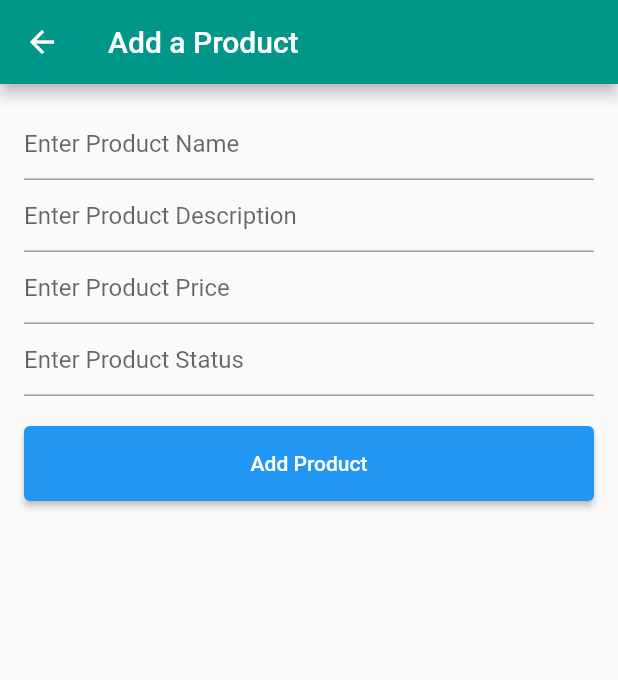
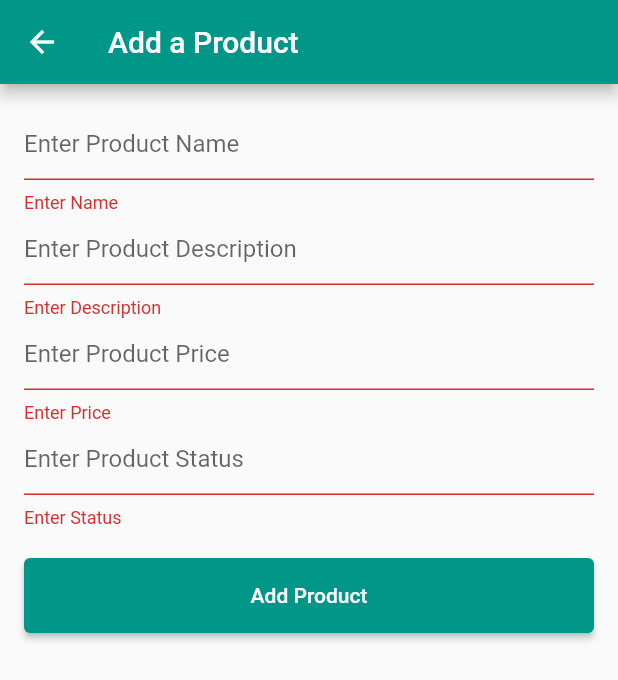
Before and after one commit to akmadan/ecommerce-admin-flutter, a Flutter app: the AddProducts screen opened directly, after a tap on "Add Product", on a phone screen of 412 x 824 dp. Shown: the top 680 px of the screen. Run offline on Flutter 3.47's test engine with Material 2 defaults, Android fonts, the phone set to English and light mode, and no system bars; our stand-ins replace bloc, cloud_firestore, firebase_core; accounts and stored records are empty.

Commit message:
add products

```diff
--- a/lib/design/theme.dart
+++ b/lib/design/theme.dart
@@ -5,8 +5,11 @@ class AppTheme{
     primaryColor: Colors.teal,
     appBarTheme:const AppBarTheme(color: Colors.teal),
     brightness: Brightness.light,
-    buttonTheme: ButtonThemeData(
-      buttonColor: Colors.teal
+
+    elevatedButtonTheme:ElevatedButtonThemeData(
+      style: ButtonStyle(
+        backgroundColor: MaterialStateProperty.all(Colors.teal)
+      )
     )
 
   );
--- a/lib/features/add_products/add_products.dart
+++ b/lib/features/add_products/add_products.dart
@@ -1,3 +1,4 @@
+import 'package:ecommerce_admin/features/add_products/bloc/add_product_bloc.dart';
 import 'package:flutter/material.dart';
 import 'package:flutter/src/widgets/container.dart';
 import 'package:flutter/src/widgets/framework.dart';
@@ -10,38 +11,120 @@ class AddProducts extends StatefulWidget {
 }
 
 class _AddProductsState extends State<AddProducts> {
+  String name = '';
+  String description = '';
+  double price = 0;
+  String status = '';
+
+  TextEditingController namecontroller = TextEditingController();
+
+  TextEditingController desccontroller = TextEditingController();
+
+  TextEditingController pricecontroller = TextEditingController();
+
+  TextEditingController statuscontroller = TextEditingController();
+  final AddProductBloc addProductBloc = AddProductBloc();
+
+  final _formKey = GlobalKey<FormState>();
   @override
   Widget build(BuildContext context) {
     return Scaffold(
       appBar: AppBar(
         title: Text('Add a Product'),
       ),
-      body: Container(
+      body: Form(
+        key: _formKey,
+        child: Container(
           margin: const EdgeInsets.all(16),
           child: Column(
             children: [
               TextFormField(
                 key: ValueKey('name'),
+                controller: namecontroller,
                 decoration: InputDecoration(hintText: 'Enter Product Name'),
+                onSaved: (newValue) {
+                  setState(() {
+                    name = newValue ?? '';
+                  });
+                },
+                validator: (value) {
+                  if (value == null || value.isEmpty) {
+                    return 'Enter Name';
+                  } else {
+                    return null;
+                  }
+                },
               ),
               TextFormField(
                 key: ValueKey('desc'),
-              decoration: InputDecoration(hintText: 'Enter Product Description'),
+                controller: desccontroller,
+                decoration:
+                    InputDecoration(hintText: 'Enter Product Description'),
+                onSaved: (newValue) {
+                  setState(() {
+                    description = newValue ?? '';
+                  });
+                },
+                validator: (value) {
+                  if (value == null || value.isEmpty) {
+                    return 'Enter Description';
+                  } else {
+                    return null;
+                  }
+                },
               ),
               TextFormField(
                 key: ValueKey('price'),
+                controller: pricecontroller,
                 decoration: InputDecoration(hintText: 'Enter Product Price'),
+                onSaved: (newValue) {
+                  setState(() {
+                    price = double.parse(newValue ?? '0');
+                  });
+                },
+                validator: (value) {
+                  if (value == null || value.isEmpty) {
+                    return 'Enter Price';
+                  } else {
+                    return null;
+                  }
+                },
               ),
               TextFormField(
                 key: ValueKey('status'),
+                controller: statuscontroller,
                 decoration: InputDecoration(hintText: 'Enter Product Status'),
+                onSaved: (newValue) {
+                  setState(() {
+                    status = newValue ?? '';
+                  });
+                },
+                validator: (value) {
+                  if (value == null || value.isEmpty) {
+                    return 'Enter Status';
+                  } else {
+                    return null;
+                  }
+                },
               ),
               const SizedBox(height: 20),
               SizedBox(
                   height: 50,
                   width: double.maxFinite,
-              child: ElevatedButton(onPressed: (){}, child: Text('Add Product')))
+                  child: ElevatedButton(
+                      onPressed: () {
+                        if (_formKey.currentState!.validate()) {
+                          _formKey.currentState!.save();
+                          addProductBloc.add(AddProductDataEvent(
+                              productName: name,
+                              description: description,
+                              price: price,
+                              status: status));
+                        }
+                      },
+                      child: Text('Add Product')))
             ],
+          ),
         ),
       ),
     );
--- a/lib/features/add_products/bloc/add_product_bloc.dart
+++ b/lib/features/add_products/bloc/add_product_bloc.dart
@@ -1,4 +1,8 @@
+import 'dart:async';
+import 'dart:developer';
+
 import 'package:bloc/bloc.dart';
+import 'package:cloud_firestore/cloud_firestore.dart';
 import 'package:meta/meta.dart';
 
 part 'add_product_event.dart';
@@ -6,8 +10,21 @@ part 'add_product_state.dart';
 
 class AddProductBloc extends Bloc<AddProductEvent, AddProductState> {
   AddProductBloc() : super(AddProductInitial()) {
-    on<AddProductEvent>((event, emit) {
-      // TODO: implement event handler
-    });
+    on<AddProductDataEvent>(addProductDataEvent);
+  }
+
+  FutureOr<void> addProductDataEvent(
+      AddProductDataEvent event, Emitter<AddProductState> emit) async {
+    try {
+      await FirebaseFirestore.instance.collection('products').add({
+        'name': event.productName,
+        'description': event.description,
+        'price': event.price,
+        'status': event.status
+      });
+      log('Product Added');
+    } catch (e) {
+      log(e.toString());
+    }
   }
 }
--- a/lib/features/add_products/bloc/add_product_event.dart
+++ b/lib/features/add_products/bloc/add_product_event.dart
@@ -2,3 +2,17 @@ part of 'add_product_bloc.dart';
 
 @immutable
 abstract class AddProductEvent {}
+
+
+class AddProductDataEvent extends AddProductEvent {
+  final String productName;
+  final String description;
+  final double price;
+  final String status;
+  AddProductDataEvent({
+    required this.productName,
+    required this.description,
+    required this.price,
+    required this.status,
+  });
+}
```
Also changed, not shown: 1 other file. Lines whose indentation alone changed are shown as unchanged.
